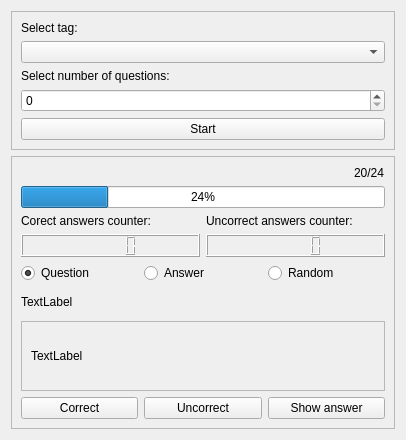
ArkadiuszStanislawLega/Flashcards_Qt, file Views/learnview.ui: the form before one commit.
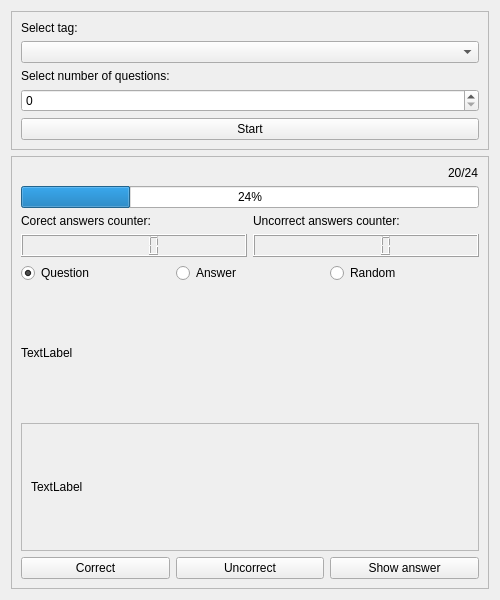
The form after the commit.

```diff
--- a/Views/learnview.ui
+++ b/Views/learnview.ui
@@ -6,8 +6,8 @@
    <rect>
     <x>0</x>
     <y>0</y>
-    <width>406</width>
-    <height>440</height>
+    <width>500</width>
+    <height>600</height>
    </rect>
   </property>
   <property name="windowTitle">
```
